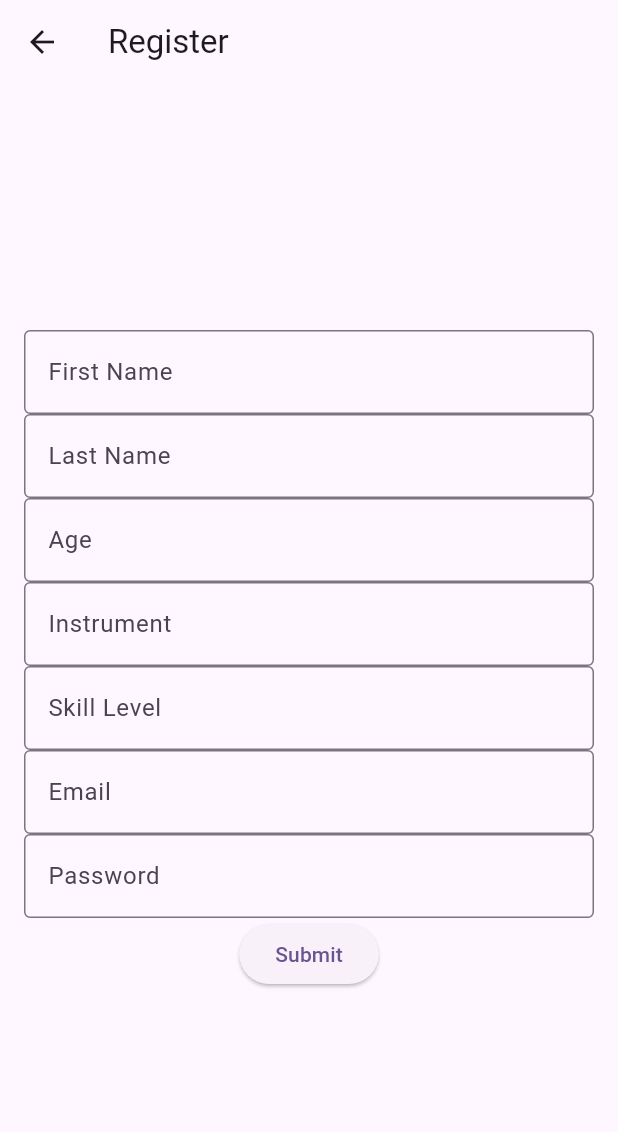
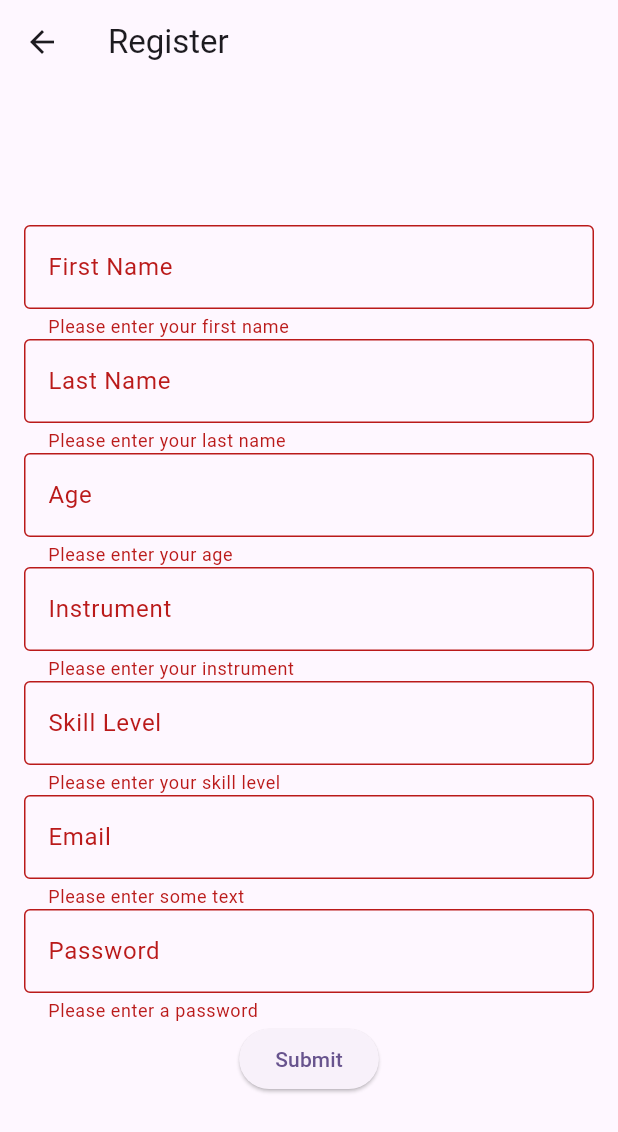
Before and after one commit to Americanprogrammer108/MODE4201-FinalProject, a Flutter app: the RegisterPage screen opened directly, after a tap on "Submit", on a phone screen of 412 x 824 dp. Shown: the top 1132 px of the screen. Run offline on Flutter 3.47's test engine with Material 3 defaults, Android fonts, the phone set to English and light mode, and no system bars; our stand-ins replace sqflite; missing offline and left inert: dart:ffi; accounts and stored records are empty; statements that could not run were skipped.

Commit message:
Updated the GIT repo

```diff
--- /dev/null
+++ b/lib/models/student_model.dart
@@ -0,0 +1,18 @@
+
+class Student {
+  final String fname;
+  final String lname;
+  final String email;
+  final String password;
+  final int age;
+  final int phonenumber;
+
+  const Student({
+    required this.fname,
+    required this.lname,
+    required this.email,
+    required this.password,
+    required this.age,
+    required this.phonenumber,
+  });
+}
--- a/lib/instructors.dart
+++ b/lib/screens/ForgotPassword.dart
@@ -11,7 +11,7 @@ class MyApp extends StatelessWidget {
   @override
   Widget build(BuildContext context) {
     return MaterialApp(
-      title: 'Instructors',
+      title: 'Forgot Password?',
       theme: ThemeData(
         // This is the theme of your application.
         //
@@ -35,15 +35,15 @@ class MyApp extends StatelessWidget {
   }
 }
 
-class InstructorsPage extends StatefulWidget {
+class ForgotPage extends StatefulWidget {
   @override
-  State<InstructorsPage> createState()
+  State<ForgotPage> createState()
   {
-    return _RegisterPageState();
+    return _ForgotPageState();
   }
 }
 
-class _RegisterPageState extends State<InstructorsPage> {
+class _ForgotPageState extends State<ForgotPage> {
   String email = "";
   String password = "";
 
@@ -53,7 +53,7 @@ class _RegisterPageState extends State<InstructorsPage> {
   Widget build(BuildContext context) {
     return Scaffold(
         appBar: AppBar(
-          title: Text("Dashboard"),
+          title: Text("Forgot password"),
         ),
         body: Form(
             child: Padding(
--- a/lib/login.dart
+++ b/lib/screens/login.dart
@@ -1,4 +1,5 @@
 import 'package:flutter/material.dart';
+import 'package:sqflite/sqflite.dart';
 
 void main() {
   runApp(const MyApp());
--- a/lib/register.dart
+++ b/lib/screens/register.dart
@@ -1,4 +1,8 @@
+import 'dart:ffi';
+import 'package:sqflite/sqflite.dart';
+import 'package:path/path.dart';
 import 'package:flutter/material.dart';
+import 'package:flutter/widgets.dart';
 
 void main() {
   runApp(const MyApp());
@@ -46,6 +50,10 @@ class RegisterPage extends StatefulWidget {
 class _RegisterPageState extends State<RegisterPage> {
   String email = "";
   String password = "";
+  String firstnamevalue = "";
+  String? test = null;
+
+
 
   final GlobalKey<FormState> formKey = GlobalKey<FormState>();
 
@@ -56,6 +64,7 @@ class _RegisterPageState extends State<RegisterPage> {
           title: Text("Register"),
         ),
         body: Form(
+          key: formKey,
             child: Padding(
                 padding: const EdgeInsets.all(16),
                 child: Column(
@@ -66,7 +75,12 @@ class _RegisterPageState extends State<RegisterPage> {
                       {
                         if (value == null || value.isEmpty)
                           {
-                            return "Please enter some text";
+                            return "Please enter your first name";
+                          }
+                        else
+                          {
+                            firstnamevalue = value;
+                            print (value);
                           }
                       },
                       decoration: InputDecoration(
@@ -77,6 +91,13 @@ class _RegisterPageState extends State<RegisterPage> {
 
                     ),
                     TextFormField(
+                        validator: (value)
+                        {
+                          if (value == null || value.isEmpty)
+                          {
+                            return "Please enter your last name";
+                          }
+                        },
                       decoration: InputDecoration(
                         border: OutlineInputBorder(),
                         labelText: 'Last Name',
@@ -84,6 +105,13 @@ class _RegisterPageState extends State<RegisterPage> {
                       keyboardType: TextInputType.text
                     ),
                     TextFormField(
+                      validator: (value)
+                      {
+                        if (value == null || value.isEmpty)
+                        {
+                          return "Please enter your age";
+                        }
+                      },
                       decoration: InputDecoration(
                         border: OutlineInputBorder(),
                         labelText: 'Age',
@@ -94,13 +122,28 @@ class _RegisterPageState extends State<RegisterPage> {
                       ),
                     ),
                     TextFormField(
+                        validator: (value)
+                        {
+                          if (value == null || value.isEmpty)
+                          {
+                            return "Please enter your instrument";
+                          }
+                        },
                       decoration: InputDecoration(
                         border: OutlineInputBorder(),
                         labelText: 'Instrument',
                       ),
                       keyboardType: TextInputType.text
                     ),
+
                     TextFormField(
+                        validator: (value)
+                        {
+                          if (value == null || value.isEmpty)
+                          {
+                            return "Please enter your skill level";
+                          }
+                        },
                       decoration: InputDecoration(
                         border: OutlineInputBorder(),
                         labelText: 'Skill Level',
@@ -114,7 +157,7 @@ class _RegisterPageState extends State<RegisterPage> {
                           {
                             return "Please enter some text";
                           }
-                          else if (value.contains("@"))
+                          else if (!value.contains("@"))
                             {
                               return "Please include the @ symbol!";
                             }
@@ -126,6 +169,17 @@ class _RegisterPageState extends State<RegisterPage> {
                       keyboardType: TextInputType.emailAddress
                     ),
                     TextFormField(
+                        validator: (value)
+                        {
+                          if (value == null || value.isEmpty)
+                          {
+                            return "Please enter a password";
+                          }
+                          else if (value.length <= 8)
+                            {
+                              return "Length of password must be 8 or more";
+                            }
+                        },
                       decoration: InputDecoration(
                         border: OutlineInputBorder(),
                         labelText: 'Password',
@@ -139,9 +193,10 @@ class _RegisterPageState extends State<RegisterPage> {
                           // If the form is valid, display a snackbar. In the real world,
                           // you'd often call a server or save the information in a database.
                           ScaffoldMessenger.of(context).showSnackBar(
-                            const SnackBar(content: Text('Processing Data')),
+                            const SnackBar(content: Text('Hang on while we register you...')),
                           );
                         }
+
                       },
                       child: const Text('Submit'),
                     ),
@@ -151,4 +206,5 @@ class _RegisterPageState extends State<RegisterPage> {
         )
     );
   }
+
 }
```
Also changed, not shown: lib/screens/finance.dart (added, +71 -0 lines), lib/screens/instructors.dart (added, +71 -0 lines), lib/ForgotPassword.dart (deleted), lib/screens/dashboard.dart (renamed from lib/dashboard.dart), lib/screens/settings.dart (renamed from lib/settings.dart).
